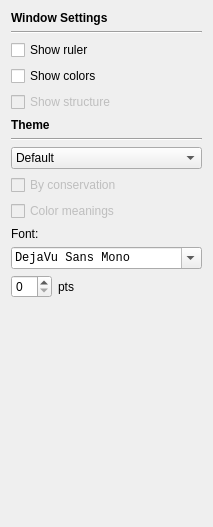
First picture: the form in linnaeo/ui/ali_settings.ui, repository beowulfey/pylinnaeo, before the edit.
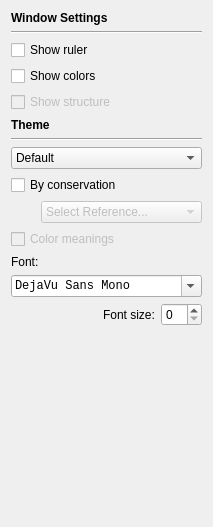
Second picture: the form after the edit.

What changed in the file:
```diff
--- a/linnaeo/ui/ali_settings.ui
+++ b/linnaeo/ui/ali_settings.ui
@@ -144,7 +144,7 @@
    <item>
     <widget class="QCheckBox" name="checkConsv">
      <property name="enabled">
-      <bool>false</bool>
+      <bool>true</bool>
      </property>
      <property name="toolTip">
       <string>Color only conserved residues</string>
@@ -154,6 +154,44 @@
      </property>
     </widget>
    </item>
+   <item>
+    <layout class="QHBoxLayout" name="horizontalLayout_2">
+     <item>
+      <spacer name="horizontalSpacer_2">
+       <property name="orientation">
+        <enum>Qt::Horizontal</enum>
+       </property>
+       <property name="sizeType">
+        <enum>QSizePolicy::Fixed</enum>
+       </property>
+       <property name="sizeHint" stdset="0">
+        <size>
+         <width>30</width>
+         <height>20</height>
+        </size>
+       </property>
+      </spacer>
+     </item>
+     <item>
+      <widget class="QComboBox" name="comboReference">
+       <property name="enabled">
+        <bool>false</bool>
+       </property>
+       <property name="toolTip">
+        <string>Choose color theme for alignment</string>
+       </property>
+       <property name="currentText">
+        <string>Select Reference...</string>
+       </property>
+       <item>
+        <property name="text">
+         <string>Select Reference...</string>
+        </property>
+       </item>
+      </widget>
+     </item>
+    </layout>
+   </item>
    <item>
     <widget class="QCheckBox" name="checkColorDesc">
      <property name="enabled">
@@ -199,20 +237,6 @@
    </item>
    <item>
     <layout class="QHBoxLayout" name="horizontalLayout">
-     <item>
-      <widget class="QSpinBox" name="spinFontSize">
-       <property name="toolTip">
-        <string>Choose font size for the alignment window</string>
-       </property>
-      </widget>
-     </item>
-     <item>
-      <widget class="QLabel" name="label_4">
-       <property name="text">
-        <string>pts</string>
-       </property>
-      </widget>
-     </item>
      <item>
       <spacer name="horizontalSpacer">
        <property name="orientation">
@@ -226,6 +250,20 @@
        </property>
       </spacer>
      </item>
+     <item>
+      <widget class="QLabel" name="label_4">
+       <property name="text">
+        <string>Font size:</string>
+       </property>
+      </widget>
+     </item>
+     <item>
+      <widget class="QSpinBox" name="spinFontSize">
+       <property name="toolTip">
+        <string>Choose font size for the alignment window</string>
+       </property>
+      </widget>
+     </item>
     </layout>
    </item>
    <item>
```
